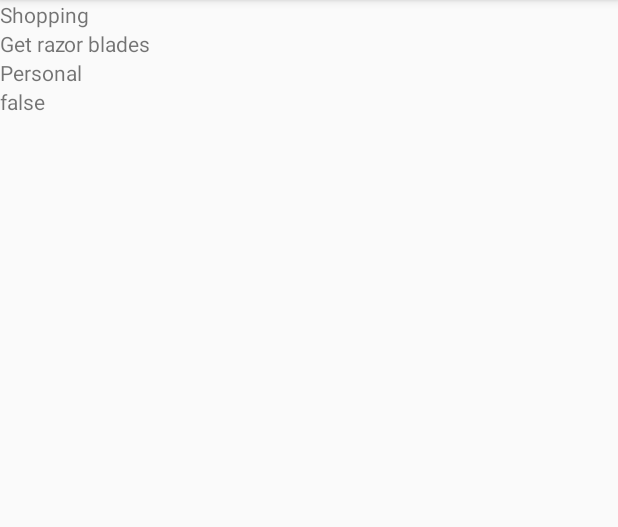
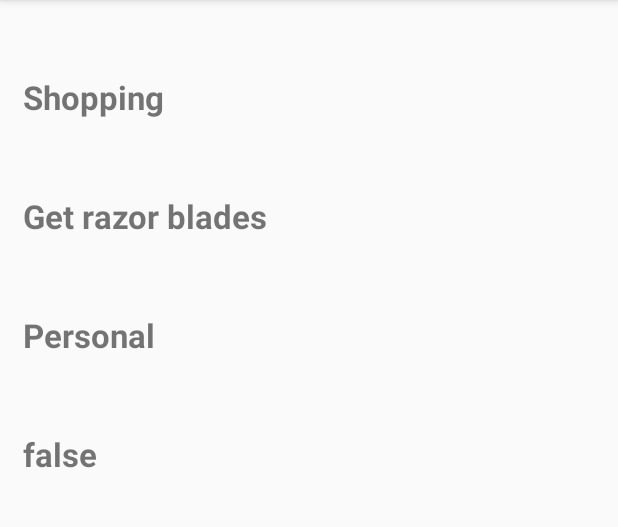
Before and after one commit to rob-code/Project2_ToDoList, an Android app: the screen it shows after launch (ShowTaskDetailsActivity), after a tap on "Shopping", on a phone screen of 412 x 824 dp, the part 84-611 px from its top. Run offline under Robolectric (Android 15) with nearby library versions, the phone set to English and light mode, and no system bars.

Commit message:
add save taskList to Shared Preferences in ListActivity

```diff
--- a/app/build.gradle
+++ b/app/build.gradle
@@ -29,5 +29,6 @@ dependencies {
     compile 'com.android.support.constraint:constraint-layout:1.0.2'
     compile 'com.android.support:design:24.2.1'
     compile 'com.android.support:support-vector-drawable:24.2.1'
+    compile 'com.google.code.gson:gson:2.3.1'
     testCompile 'junit:junit:4.12'
 }
--- a/app/src/main/java/com/codeclan/todolist/CreateNewTaskActivity.java
+++ b/app/src/main/java/com/codeclan/todolist/CreateNewTaskActivity.java
@@ -13,6 +13,7 @@ public class CreateNewTaskActivity extends AppCompatActivity {
     EditText taskName;
     EditText taskDescription;
     EditText taskCategory;
+    Task newTask;
 
     @Override
     protected void onCreate(Bundle savedInstanceState) {
--- a/app/src/main/java/com/codeclan/todolist/ListActivity.java
+++ b/app/src/main/java/com/codeclan/todolist/ListActivity.java
@@ -1,6 +1,8 @@
 package com.codeclan.todolist;
 
+import android.content.Context;
 import android.content.Intent;
+import android.content.SharedPreferences;
 import android.support.v7.app.AppCompatActivity;
 import android.os.Bundle;
 import android.support.v7.widget.Toolbar;
@@ -12,10 +14,14 @@ import android.view.View;
 import android.widget.ListView;
 import android.widget.RelativeLayout;
 import android.widget.TextView;
+import com.google.gson.Gson;
 
 import java.util.ArrayList;
 
 public class ListActivity extends AppCompatActivity {
+
+    public static final String TASKS = "MyTasks";
+    ArrayList<Task> list;
 
     @Override
     protected void onCreate(Bundle savedInstanceState) {
@@ -52,12 +58,23 @@ public class ListActivity extends AppCompatActivity {
         taskList.addTask(task11);
         taskList.addTask(task12);
 
-        ArrayList<Task> list = taskList.getList();
+        list = new ArrayList<Task>();
+        list = taskList.getList();
 
         ListAdapter listAdapter = new ListAdapter(this, list);
 
         ListView listView = (ListView)findViewById(R.id.list);
         listView.setAdapter(listAdapter);
+    }
+
+    //saving the TaskList to SharedPreferences ***
+    public void addListToSharedPreferences(View view){
+
+        SharedPreferences sharedPref = getSharedPreferences(TASKS, Context.MODE_PRIVATE);
+        SharedPreferences.Editor editor = sharedPref.edit();
+        Gson gson = new Gson();
+        editor.putString("taskList", gson.toJson(list));
+        editor.apply(); //asynch save
     }
 
     public void onTaskItemClicked(View textView){
@@ -95,21 +112,8 @@ public class ListActivity extends AppCompatActivity {
     }
 
     public void onAddTaskClicked(){
-
-        //RelativeLayout title = (RelativeLayout) textView;
         Intent intent = new Intent(this, CreateNewTaskActivity.class);
-        //intent.putExtra("task name", title.getText().toString());
-
-        //just testing out for the meantime
-        intent.putExtra("name", "task name stuff goes here");
-        intent.putExtra("description", "task description stuff goes here");
-        intent.putExtra("category", "task category stuff goes here");
-
         startActivity(intent);
-
-
-
-
     }
 
 
--- a/app/src/main/java/com/codeclan/todolist/ListAdapter.java
+++ b/app/src/main/java/com/codeclan/todolist/ListAdapter.java
@@ -1,5 +1,4 @@
 package com.codeclan.todolist;
-
 
 import android.content.Context;
 import android.view.LayoutInflater;
@@ -41,6 +40,8 @@ public class ListAdapter extends ArrayAdapter<Task> {
         TextView name = (TextView)listItemView.findViewById(R.id.name);
         name.setText(currentTask.getName().toString());
 
+        //make sure the setTag method is set on the object that is actually generating the onClick
+        //event ... else it wont be passed through.
         listItemView.setTag(currentTask);
 
         return listItemView;
--- a/app/src/main/res/layout/activity_show_task_details.xml
+++ b/app/src/main/res/layout/activity_show_task_details.xml
@@ -17,26 +17,48 @@
         app:popupTheme="@style/ThemeOverlay.AppCompat.Light"/>
 
 
-<TextView
-    android:id="@+id/show_name"
-    android:layout_width="match_parent"
-    android:layout_height="wrap_content" />
+    <TextView
+        android:id="@+id/show_name"
+        android:layout_width="match_parent"
+        android:layout_height="wrap_content"
+        android:textSize="22dp"
+        android:layout_marginTop="50dp"
+        android:textStyle="bold"
+        android:layout_gravity="left"
+        android:layout_marginLeft="15dp"
+        />
 
     <TextView
         android:id="@+id/show_description"
         android:layout_width="match_parent"
-        android:layout_height="wrap_content" />
+        android:layout_height="wrap_content"
+        android:textSize="22dp"
+        android:layout_marginTop="50dp"
+        android:textStyle="bold"
+        android:layout_gravity="left"
+        android:layout_marginLeft="15dp"
+        />
 
 
     <TextView
         android:id="@+id/show_category"
         android:layout_width="match_parent"
-        android:layout_height="wrap_content" />
+        android:layout_height="wrap_content"
+        android:textSize="22dp"
+        android:layout_marginTop="50dp"
+        android:textStyle="bold"
+        android:layout_gravity="left"
+        android:layout_marginLeft="15dp"/>
 
     <TextView
         android:id="@+id/show_isDone"
         android:layout_width="match_parent"
-        android:layout_height="wrap_content" />
+        android:layout_height="wrap_content"
+        android:textSize="22dp"
+        android:layout_marginTop="50dp"
+        android:textStyle="bold"
+        android:layout_gravity="left"
+        android:layout_marginLeft="15dp"/>
 
 
 </LinearLayout>
```
Also changed, not shown: app/src/main/res/layout/activity_create_new_task.xml (+8 -8 lines).
